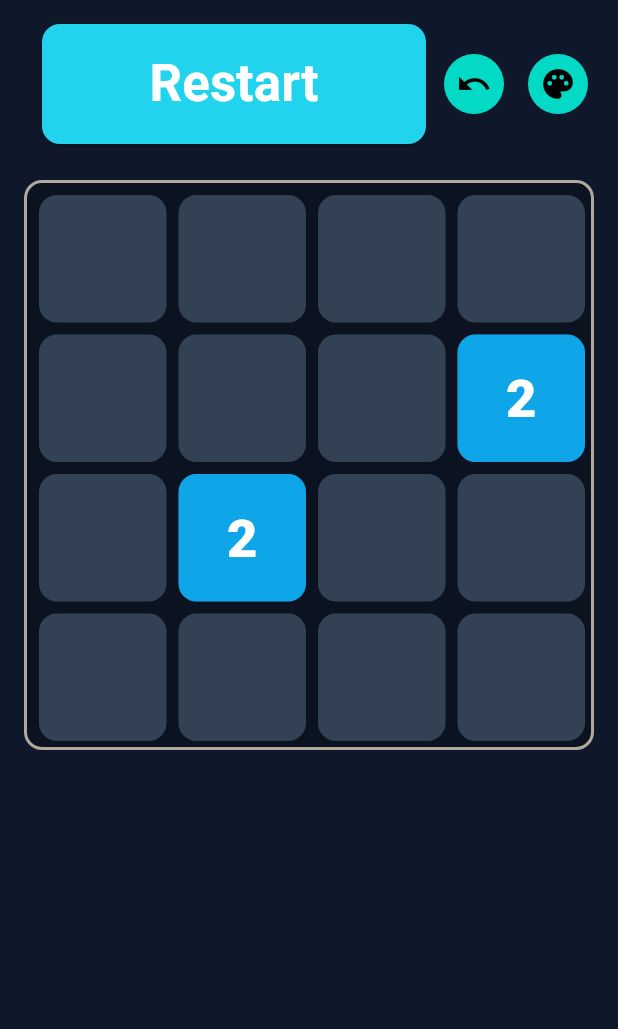
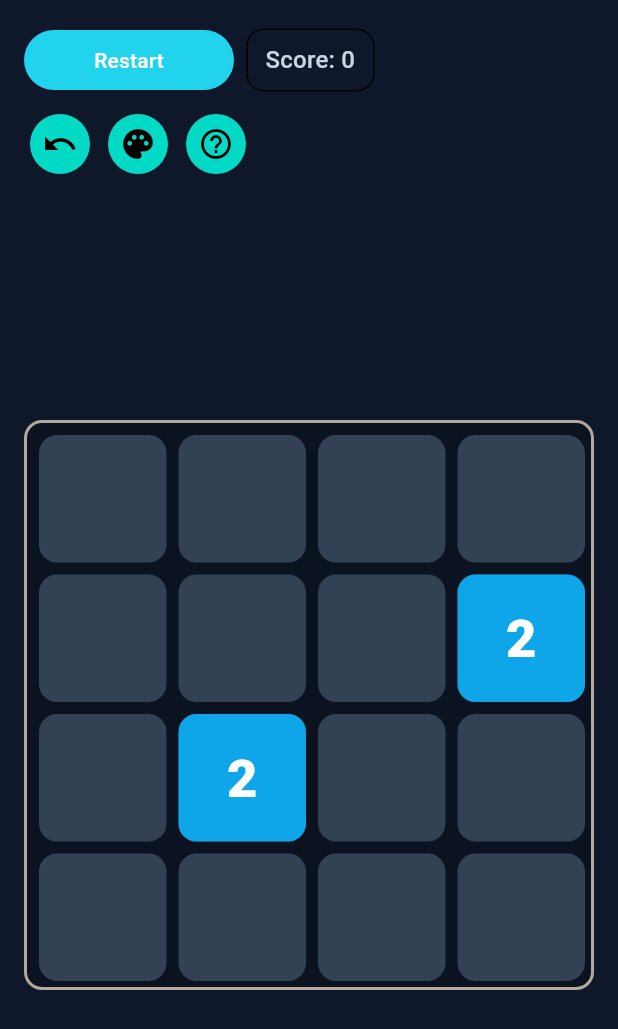
Before and after one commit to ravnan11/combo_2048, a Flutter app: the screen it shows after launch, on a phone screen of 412 x 824 dp. Shown: the top 1029 px of the screen. Run offline on Flutter 3.47's test engine with Material 3 defaults, Android fonts, the phone set to English and light mode, and no system bars; our stand-ins replace google_mobile_ads; network calls fail.

Commit message:
Ajuste de cores

```diff
--- a/combo_2048/lib/features/game/pages/twenty_forty_eight.dart
+++ b/combo_2048/lib/features/game/pages/twenty_forty_eight.dart
@@ -1,11 +1,14 @@
 // lib/features/game/pages/twenty_forty_eight.dart
 import 'dart:async';
+import 'dart:math' as math;
+
 import 'package:combo_2048/core/helper/ads_helper.dart';
-import 'package:flutter/material.dart';
-
+import 'package:combo_2048/features/game/widgets/top_bar.dart';
+import 'package:combo_2048/features/logic/game_logic.dart';
 import 'package:combo_2048/theme/app_theme.dart';
 import 'package:combo_2048/theme/theme_controller.dart';
 import 'package:combo_2048/tile.dart';
+import 'package:flutter/material.dart';
 import 'package:google_mobile_ads/google_mobile_ads.dart';
 
 class TwentyFortyEight extends StatefulWidget {
@@ -16,26 +19,47 @@ class TwentyFortyEight extends StatefulWidget {
   TwentyFortyEightState createState() => TwentyFortyEightState();
 }
 
-class TwentyFortyEightState extends State<TwentyFortyEight> with SingleTickerProviderStateMixin {
+class TwentyFortyEightState extends State<TwentyFortyEight> with SingleTickerProviderStateMixin, MergeLogic<TwentyFortyEight> {
+  // ---------- engine (MergeLogic) requer estes membros ----------
+  @override
   late AnimationController controller;
 
+  @override
   List<List<Tile>> grid = List.generate(4, (y) => List.generate(4, (x) => Tile(x, y, 0)));
+
   final List<GameState> gameStates = [];
   final List<Tile> toAdd = [];
 
+  @override
   Iterable<Tile> get gridTiles => grid.expand((e) => e);
-  Iterable<Tile> get allTiles => [gridTiles, toAdd].expand((e) => e);
+
+  @override
   List<List<Tile>> get gridCols => List.generate(4, (x) => List.generate(4, (y) => grid[y][x]));
 
+  @override
+  void onMerged(int mergedValue) {
+    _pendingScore += mergedValue;
+  }
+
+  // ---------- resto ----------
   late Timer aiTimer; // (se quiser IA depois)
+  final math.Random _rng = math.Random();
 
-  // ---- ADS ----
+  // Score
+  int _score = 0;
+  int _pendingScore = 0; // pontos do movimento corrente
+
+  // ADS
   BannerAd? _mrec;
   bool _mrecLoaded = false;
 
   InterstitialAd? _interstitial;
   int _undosSinceAd = 0;
 
+  // Spawns (clássico 2048): 90% sai 2, 10% sai 4
+  int _spawnValue() => _rng.nextDouble() < 0.9 ? 2 : 4;
+
+  // ---- Ads ----
   void _loadMrec() {
     _mrec = BannerAd(
       adUnitId: AdIds.mrec,
@@ -64,16 +88,15 @@ class TwentyFortyEightState extends State<TwentyFortyEight> with SingleTickerPro
     if (_undosSinceAd % 3 != 0) return;
 
     if (_interstitial == null) _loadInterstitial();
-    // dá um tempinho pro load (opcional). Se ainda for null, só ignora.
     await Future<void>.delayed(const Duration(milliseconds: 200));
     final ad = _interstitial;
-    _interstitial = null; // consumir o ad atual
+    _interstitial = null;
 
     if (ad != null) {
       ad.fullScreenContentCallback = FullScreenContentCallback(
         onAdDismissedFullScreenContent: (ad) {
           ad.dispose();
-          _loadInterstitial(); // pré-carrega o próximo
+          _loadInterstitial();
         },
         onAdFailedToShowFullScreenContent: (ad, err) {
           ad.dispose();
@@ -82,11 +105,11 @@ class TwentyFortyEightState extends State<TwentyFortyEight> with SingleTickerPro
       );
       ad.show();
     } else {
-      // tenta pré-carregar pro futuro
       _loadInterstitial();
     }
   }
 
+  // ---- ciclo de vida ----
   @override
   void initState() {
     super.initState();
@@ -108,84 +131,90 @@ class TwentyFortyEightState extends State<TwentyFortyEight> with SingleTickerPro
     });
 
     _loadMrec();
-    _loadInterstitial(); // pré-carrega o primeiro
+    _loadInterstitial();
     setupNewGame();
   }
 
+  @override
+  void dispose() {
+    controller.dispose();
+    _mrec?.dispose();
+    _interstitial?.dispose();
+    super.dispose();
+  }
+
+  bool _canShowMrec(BuildContext context) {
+    final size = MediaQuery.of(context).size;
+    // exige largura mínima para caber 300dp sem cortar e uma altura decente
+    return size.width >= 320 && size.height >= 640 && _mrecLoaded && _mrec != null;
+  }
+
+  // ---- UI ----
   @override
   Widget build(BuildContext context) {
     final scheme = Theme.of(context).colorScheme;
     final game = Theme.of(context).extension<GameColors>()!;
 
-    const contentPadding = 16.0;
+    // padding levemente adaptativo: reduz em telas bem estreitas
+    final screenW = MediaQuery.of(context).size.width;
+    final contentPadding = screenW < 360 ? 12.0 : 16.0;
     const borderSize = 4.0;
-    final gridSize = MediaQuery.of(context).size.width - contentPadding * 2;
-    final tileSize = (gridSize - borderSize * 2) / 4;
-
-    final stackItems = <Widget>[
-      // casas vazias do tabuleiro
-      ...gridTiles.map(
-        (t) => TileWidget(x: tileSize * t.x, y: tileSize * t.y, containerSize: tileSize, size: tileSize - borderSize * 2, color: game.tileEmpty),
-      ),
-      // tiles animados
-      ...allTiles.map(
-        (tile) => AnimatedBuilder(
-          animation: controller,
-          builder: (context, _) {
-            final v = tile.animatedValue.value;
-            if (v == 0) return const SizedBox();
-            return TileWidget(
-              x: tileSize * tile.animatedX.value,
-              y: tileSize * tile.animatedY.value,
-              containerSize: tileSize,
-              size: (tileSize - borderSize * 2) * tile.size.value,
-              color: game.colorFor(v),
-              child: Center(
-                child: DefaultTextStyle(style: Theme.of(context).textTheme.headlineMedium!.copyWith(color: game.textPrimary), child: TileNumber(v)),
-              ),
-            );
-          },
-        ),
-      ),
-    ];
 
     return Scaffold(
       backgroundColor: Theme.of(context).scaffoldBackgroundColor,
       body: SafeArea(
         child: Padding(
-          padding: const EdgeInsets.all(contentPadding),
+          padding: EdgeInsets.all(contentPadding),
           child: Column(
             crossAxisAlignment: CrossAxisAlignment.stretch,
             children: [
-              _TopBar(onRestart: setupNewGame, onToggleTheme: widget.themeController.toggle, onUndo: undoMove, primary: scheme.primary),
-              const SizedBox(height: 12),
-              // Banner logo abaixo do botão Restart
-              if (_mrecLoaded && _mrec != null)
-                SizedBox(
-                  height: _mrec!.size.height.toDouble(), // 250
-                  width: _mrec!.size.width.toDouble(), // 300
-                  child: AdWidget(ad: _mrec!),
-                ),
+              TopBar(
+                onRestart: setupNewGame,
+                onToggleTheme: widget.themeController.toggle,
+                onUndo: undoMove,
+                onHelp: () => _showHowItWorks(context),
+                primary: scheme.primary,
+                score: _score,
+              ),
               const SizedBox(height: 12),
 
-              Align(
-                alignment: Alignment.bottomCenter,
-                child: Swiper(
-                  up: () => merge(SwipeDirection.up),
-                  down: () => merge(SwipeDirection.down),
-                  left: () => merge(SwipeDirection.left),
-                  right: () => merge(SwipeDirection.right),
-                  child: Container(
-                    height: gridSize,
-                    width: gridSize,
-                    padding: const EdgeInsets.all(borderSize),
-                    decoration: BoxDecoration(
-                      borderRadius: BorderRadius.circular(12),
-                      color: game.boardBg,
-                      border: Border.all(color: game.boardBorder, width: 2),
-                    ),
-                    child: Stack(children: stackItems),
+              // MREC responsivo: só exibe se couber
+              if (_canShowMrec(context))
+                Center(
+                  child: SizedBox(
+                    height: _mrec!.size.height.toDouble(), // 250
+                    width: _mrec!.size.width.toDouble(), // 300
+                    child: AdWidget(ad: _mrec!),
                   ),
+                ),
+              if (_canShowMrec(context)) const SizedBox(height: 12),
+
+              // --- Área do tabuleiro: sempre quadrado e ajustado ao espaço restante ---
+              Expanded(
+                child: LayoutBuilder(
+                  builder: (context, constraints) {
+                    // calcula o lado do quadrado com base no espaço DISPONÍVEL
+                    final side = math.min(constraints.maxWidth, constraints.maxHeight);
+
+                    return Center(
+                      child: SizedBox(
+                        width: side,
+                        height: side,
+                        child: _Board(
+                          side: side,
+                          borderSize: borderSize,
+                          game: game,
+                          controller: controller,
+                          gridTiles: gridTiles,
+                          allTiles: [gridTiles, toAdd].expand((e) => e),
+                          onSwipeUp: () => merge(SwipeDirection.up),
+                          onSwipeDown: () => merge(SwipeDirection.down),
+                          onSwipeLeft: () => merge(SwipeDirection.left),
+                          onSwipeRight: () => merge(SwipeDirection.right),
+                        ),
+                      ),
+                    );
+                  },
                 ),
               ),
             ],
@@ -195,17 +224,18 @@ class TwentyFortyEightState extends State<TwentyFortyEight> with SingleTickerPro
     );
   }
 
-  // ======== LÓGICA DO JOGO ========
+  // ======== LÓGICA do fluxo (spawns/undo/score) ========
 
   void setupNewGame() {
     setState(() {
+      _score = 0;
       gameStates.clear();
       for (final t in gridTiles) {
         t.value = 0;
         t.resetAnimations();
       }
       toAdd.clear();
-      addNewTiles([2, 2]); // duas peças iniciais
+      addNewTiles([_spawnValue(), _spawnValue()]);
       controller.forward(from: 0);
     });
   }
@@ -237,59 +267,14 @@ class TwentyFortyEightState extends State<TwentyFortyEight> with SingleTickerPro
     final gridBeforeSwipe = grid.map((row) => row.map((tile) => tile.copy()).toList()).toList();
 
     setState(() {
+      _pendingScore = 0; // zera pontos do movimento
       if (mergeFn()) {
+        _score += _pendingScore; // aplica pontos acumulados
         gameStates.add(GameState(gridBeforeSwipe, direction));
-        addNewTiles([2]); // nova peça após movimento válido
+        addNewTiles([_spawnValue()]);
         controller.forward(from: 0);
       }
     });
-  }
-
-  bool mergeLeft() => grid.map((row) => mergeTiles(row)).toList().any((e) => e);
-
-  bool mergeRight() => grid.map((row) => mergeTiles(row.reversed.toList())).toList().any((e) => e);
-
-  bool mergeUp() => gridCols.map((col) => mergeTiles(col)).toList().any((e) => e);
-
-  bool mergeDown() => gridCols.map((col) => mergeTiles(col.reversed.toList())).toList().any((e) => e);
-
-  bool mergeTiles(List<Tile> tiles) {
-    bool didChange = false;
-
-    for (int i = 0; i < tiles.length; i++) {
-      for (int j = i; j < tiles.length; j++) {
-        if (tiles[j].value != 0) {
-          final nextIndex = tiles.indexWhere((t) => t.value != 0, j + 1);
-          Tile? mergeTile = nextIndex == -1 ? null : tiles[nextIndex];
-
-          if (mergeTile != null && mergeTile.value != tiles[j].value) {
-            mergeTile = null;
-          }
-
-          if (i != j || mergeTile != null) {
-            didChange = true;
-
-            int resultValue = tiles[j].value;
-            tiles[j].moveTo(controller, tiles[i].x, tiles[i].y);
-
-            if (mergeTile != null) {
-              resultValue += mergeTile.value;
-              mergeTile.moveTo(controller, tiles[i].x, tiles[i].y);
-              mergeTile.bounce(controller);
-              mergeTile.changeNumber(controller, resultValue);
-              mergeTile.value = 0;
-            }
-
-            tiles[j].changeNumber(controller, 0);
-            tiles[j].value = 0;
-            tiles[i].value = resultValue;
-          }
-          break;
-        }
-      }
-    }
-
-    return didChange;
   }
 
   void undoMove() {
@@ -326,42 +311,177 @@ class TwentyFortyEightState extends State<TwentyFortyEight> with SingleTickerPro
       });
     });
   }
+
+  // ======== UI: Tutorial “Como funciona” (scrollável) ========
+
+  void _showHowItWorks(BuildContext context) {
+    final maxH = MediaQuery.of(context).size.height * 0.85;
+    showModalBottomSheet(
+      context: context,
+      useSafeArea: true,
+      isScrollControlled: true,
+      showDragHandle: true,
+      backgroundColor: Theme.of(context).colorScheme.surface,
+      shape: const RoundedRectangleBorder(borderRadius: BorderRadius.vertical(top: Radius.circular(16))),
+      builder: (_) {
+        return ConstrainedBox(constraints: BoxConstraints(maxHeight: maxH), child: const _HowItWorksSheet());
+      },
+    );
+  }
 }
 
-// ======== SUPORTES / MODELOS ========
+// ----------------- Board isolado (usa o 'side' calculado) -----------------
 
-enum SwipeDirection { up, down, left, right }
+class _Board extends StatelessWidget {
+  final double side;
+  final double borderSize;
+  final GameColors game;
+  final AnimationController controller;
+  final Iterable<Tile> gridTiles;
+  final Iterable<Tile> allTiles;
+  final VoidCallback onSwipeUp;
+  final VoidCallback onSwipeDown;
+  final VoidCallback onSwipeLeft;
+  final VoidCallback onSwipeRight;
 
-class GameState {
-  final List<List<Tile>> _previousGrid;
-  final SwipeDirection swipe;
-
-  GameState(List<List<Tile>> previousGrid, this.swipe) : _previousGrid = previousGrid;
-
-  List<List<Tile>> get previousGrid => _previousGrid.map((row) => row.map((tile) => tile.copy()).toList()).toList();
-}
-
-// ======== TOP BAR COMPONENTIZADA ========
-
-class _TopBar extends StatelessWidget {
-  final VoidCallback onRestart;
-  final VoidCallback onToggleTheme;
-  final VoidCallback onUndo;
-  final Color primary;
-
-  const _TopBar({required this.onRestart, required this.onToggleTheme, required this.onUndo, required this.primary});
+  const _Board({
+    required this.side,
+    required this.borderSize,
+    required this.game,
+    required this.controller,
+    required this.gridTiles,
+    required this.allTiles,
+    required this.onSwipeUp,
+    required this.onSwipeDown,
+    required this.onSwipeLeft,
+    required this.onSwipeRight,
+  });
 
   @override
   Widget build(BuildContext context) {
-    return Row(
-      children: [
-        const SizedBox(width: 12),
-        Expanded(child: BigButton(label: "Restart", color: primary, onPressed: onRestart)),
-        const SizedBox(width: 8),
-        IconButton.filledTonal(onPressed: onUndo, icon: const Icon(Icons.undo), tooltip: 'Voltar jogada'),
-        const SizedBox(width: 8),
-        IconButton.filledTonal(onPressed: onToggleTheme, icon: const Icon(Icons.palette), tooltip: 'Alternar tema'),
-      ],
+    final tileSize = (side - borderSize * 2) / 4;
+
+    final stackItems = <Widget>[
+      // casas vazias do tabuleiro
+      ...gridTiles.map(
+        (t) => TileWidget(x: tileSize * t.x, y: tileSize * t.y, containerSize: tileSize, size: tileSize - borderSize * 2, color: game.tileEmpty),
+      ),
+      // tiles animados
+      ...allTiles.map(
+        (tile) => AnimatedBuilder(
+          animation: controller,
+          builder: (context, _) {
+            final v = tile.animatedValue.value;
+            if (v == 0) return const SizedBox();
+            return TileWidget(
+              x: tileSize * tile.animatedX.value,
+              y: tileSize * tile.animatedY.value,
+              containerSize: tileSize,
+              size: (tileSize - borderSize * 2) * tile.size.value,
+              color: game.colorFor(v),
+              child: Center(
+                child: DefaultTextStyle(style: Theme.of(context).textTheme.headlineMedium!.copyWith(color: game.textPrimary), child: TileNumber(v)),
+              ),
+            );
+          },
+        ),
+      ),
+    ];
+
+    return Swiper(
+      up: onSwipeUp,
+      down: onSwipeDown,
+      left: onSwipeLeft,
+      right: onSwipeRight,
+      child: Container(
+        height: side,
+        width: side,
+        padding: EdgeInsets.all(borderSize),
+        decoration: BoxDecoration(
+          borderRadius: BorderRadius.circular(12),
+          color: game.boardBg,
+          border: Border.all(color: game.boardBorder, width: 2),
+        ),
+        child: Stack(children: stackItems),
+      ),
     );
   }
 }
+
+// ======== Sheet: Como funciona (Regra clássica) ========
+
+class _HowItWorksSheet extends StatelessWidget {
+  const _HowItWorksSheet();
+
+  @override
+  Widget build(BuildContext context) {
+    final text = Theme.of(context).textTheme;
+    final scheme = Theme.of(context).colorScheme;
+
+    return SingleChildScrollView(
+      padding: const EdgeInsets.fromLTRB(16, 8, 16, 24),
+      child: Column(
+        crossAxisAlignment: CrossAxisAlignment.start,
+        children: [
+          Text('Como funciona', style: text.titleLarge),
+          const SizedBox(height: 8),
+          Text(
+            'Deslize para mover os tiles. Quando dois tiles de MESMO número se encontram, '
+            'eles se fundem e viram a soma.\nEx.: 2 + 2 = 4, 4 + 4 = 8, 8 + 8 = 16...',
+            style: text.bodyMedium,
+          ),
+          const SizedBox(height: 16),
+          Text('Exemplos', style: text.titleMedium),
+          const SizedBox(height: 8),
+          const _ExampleRow(examples: ['2 + 2 = 4', '4 + 4 = 8', '8 + 8 = 16']),
+          const SizedBox(height: 12),
+          Text('Não funde', style: text.titleMedium),
+          const SizedBox(height: 8),
+          const _ExampleRow(examples: ['2 + 4 ✗', '4 + 8 ✗', '8 + 16 ✗']),
+          const SizedBox(height: 16),
+          Container(
+            padding: const EdgeInsets.all(12),
+            decoration: BoxDecoration(
+              color: scheme.secondaryContainer,
+              borderRadius: BorderRadius.circular(12),
+              border: Border.all(color: scheme.outlineVariant),
+            ),
+            child: Text(
+              'Após cada movimento válido nasce um novo tile (normalmente 2, às vezes 4).\n'
+              'Pontuação: cada fusão soma o valor do tile resultante ao seu Score.',
+              style: text.bodySmall,
+            ),
+          ),
+        ],
+      ),
+    );
+  }
+}
+
+class _ExampleRow extends StatelessWidget {
+  final List<String> examples;
+  const _ExampleRow({required this.examples});
+
+  @override
+  Widget build(BuildContext context) {
+    final scheme = Theme.of(context).colorScheme;
+    return Wrap(
+      spacing: 8,
+      runSpacing: 8,
+      children:
+          examples
+              .map(
+                (e) => Container(
+                  padding: const EdgeInsets.symmetric(horizontal: 12, vertical: 8),
+                  decoration: BoxDecoration(
+                    color: scheme.secondaryContainer,
+                    borderRadius: BorderRadius.circular(12),
+                    border: Border.all(color: scheme.outlineVariant),
+                  ),
+                  child: Text(e),
+                ),
+              )
+              .toList(),
+    );
+  }
+}
--- /dev/null
+++ b/combo_2048/lib/features/game/widgets/top_bar.dart
@@ -0,0 +1,63 @@
+import 'package:flutter/material.dart';
+
+class TopBar extends StatelessWidget {
+  final VoidCallback onRestart;
+  final VoidCallback onToggleTheme;
+  final VoidCallback onUndo;
+  final VoidCallback onHelp;
+  final Color primary;
+  final int score;
+
+  const TopBar({
+    super.key,
+    required this.onRestart,
+    required this.onToggleTheme,
+    required this.onUndo,
+    required this.onHelp,
+    required this.primary,
+    required this.score,
+  });
+
+  @override
+  Widget build(BuildContext context) {
+    final textStyle = Theme.of(context).textTheme.titleMedium;
+    final scheme = Theme.of(context).colorScheme;
+
+    // Wrap evita quebra/overflow em telas pequenas: os itens “pulam” para a linha de baixo
+    return Wrap(
+      spacing: 8,
+      runSpacing: 8,
+      crossAxisAlignment: WrapCrossAlignment.center,
+      children: [
+        // Restart sempre com largura flexível
+        ConstrainedBox(
+          constraints: const BoxConstraints(minWidth: 140, maxWidth: 260),
+          child: FilledButton(onPressed: onRestart, style: FilledButton.styleFrom(backgroundColor: primary), child: const Text('Restart')),
+        ),
+
+        // Score compacto (chip)
+        Container(
+          padding: const EdgeInsets.symmetric(horizontal: 12, vertical: 8),
+          decoration: BoxDecoration(
+            color: scheme.surfaceContainerHighest,
+            borderRadius: BorderRadius.circular(12),
+            border: Border.all(color: scheme.outlineVariant),
+          ),
+          child: Text('Score: $score', style: textStyle),
+        ),
+
+        // Botões ícone agrupados (ocupam pouco espaço)
+        Row(
+          mainAxisSize: MainAxisSize.min,
+          children: [
+            IconButton.filledTonal(onPressed: onUndo, icon: const Icon(Icons.undo), tooltip: 'Voltar jogada'),
+            const SizedBox(width: 4),
+            IconButton.filledTonal(onPressed: onToggleTheme, icon: const Icon(Icons.palette), tooltip: 'Alternar tema'),
+            const SizedBox(width: 4),
+            IconButton.filledTonal(onPressed: onHelp, icon: const Icon(Icons.help_outline), tooltip: 'Como funciona'),
+          ],
+        ),
+      ],
+    );
+  }
+}
--- /dev/null
+++ b/combo_2048/lib/features/logic/game_logic.dart
@@ -0,0 +1,86 @@
+import 'package:combo_2048/tile.dart';
+import 'package:flutter/animation.dart';
+
+/// Direções do swipe
+enum SwipeDirection { up, down, left, right }
+
+/// Estado para desfazer jogada
+class GameState {
+  final List<List<Tile>> _previousGrid;
+  final SwipeDirection swipe;
+
+  GameState(List<List<Tile>> previousGrid, this.swipe) : _previousGrid = previousGrid;
+
+  List<List<Tile>> get previousGrid => _previousGrid.map((row) => row.map((tile) => tile.copy()).toList()).toList();
+}
+
+/// Mixin com a LÓGICA de mergir movimentação (2,4,8,16...)
+/// A UI hospedeira só precisa prover os getters/sets abaixo e
+/// implementar [onMerged] para pontuação (ou outras reações).
+mixin MergeLogic<T> {
+  // --- contratos que a tela hospedeira deve prover ---
+  AnimationController get controller;
+
+  List<List<Tile>> get grid;
+  set grid(List<List<Tile>> value);
+
+  Iterable<Tile> get gridTiles;
+  List<List<Tile>> get gridCols;
+
+  /// Chamado a cada fusão com o valor resultante (ex.: 2+2=>4)
+  void onMerged(int mergedValue);
+
+  // --- funções de direção (não mexer mais nelas) ---
+
+  bool mergeLeft() => grid.map((row) => mergeTiles(row)).toList().any((e) => e);
+
+  bool mergeRight() => grid.map((row) => mergeTiles(row.reversed.toList())).toList().any((e) => e);
+
+  bool mergeUp() => gridCols.map((col) => mergeTiles(col)).toList().any((e) => e);
+
+  bool mergeDown() => gridCols.map((col) => mergeTiles(col.reversed.toList())).toList().any((e) => e);
+
+  /// Regra clássica: tiles iguais fundem (2+2=4, 4+4=8, ...).
+  /// Chama [onMerged] com o valor do tile resultante para pontuação.
+  bool mergeTiles(List<Tile> tiles) {
+    bool didChange = false;
+
+    for (int i = 0; i < tiles.length; i++) {
+      for (int j = i; j < tiles.length; j++) {
+        if (tiles[j].value != 0) {
+          final nextIndex = tiles.indexWhere((t) => t.value != 0, j + 1);
+          Tile? mergeTile = nextIndex == -1 ? null : tiles[nextIndex];
+
+          // Se existir um próximo não-vazio diferente, não funde
+          if (mergeTile != null && mergeTile.value != tiles[j].value) {
+            mergeTile = null;
+          }
+
+          if (i != j || mergeTile != null) {
+            didChange = true;
+
+            int resultValue = tiles[j].value;
+            tiles[j].moveTo(controller, tiles[i].x, tiles[i].y);
+
+            if (mergeTile != null) {
+              resultValue += mergeTile.value; // soma (2+2, 4+4, ...)
+              onMerged(resultValue); // >>> notifica pontuação
+
+              mergeTile.moveTo(controller, tiles[i].x, tiles[i].y);
+              mergeTile.bounce(controller);
+              mergeTile.changeNumber(controller, resultValue);
+              mergeTile.value = 0;
+            }
+
+            tiles[j].changeNumber(controller, 0);
+            tiles[j].value = 0;
+            tiles[i].value = resultValue;
+          }
+          break;
+        }
+      }
+    }
+
+    return didChange;
+  }
+}
--- a/combo_2048/lib/tile.dart
+++ b/combo_2048/lib/tile.dart
@@ -105,7 +105,6 @@ class BigButton extends StatelessWidget {
   @override
   Widget build(BuildContext context) => SizedBox(
     height: 80,
-    width: 400,
     child: ElevatedButton(
       style: ElevatedButton.styleFrom(
         backgroundColor: color,
```
